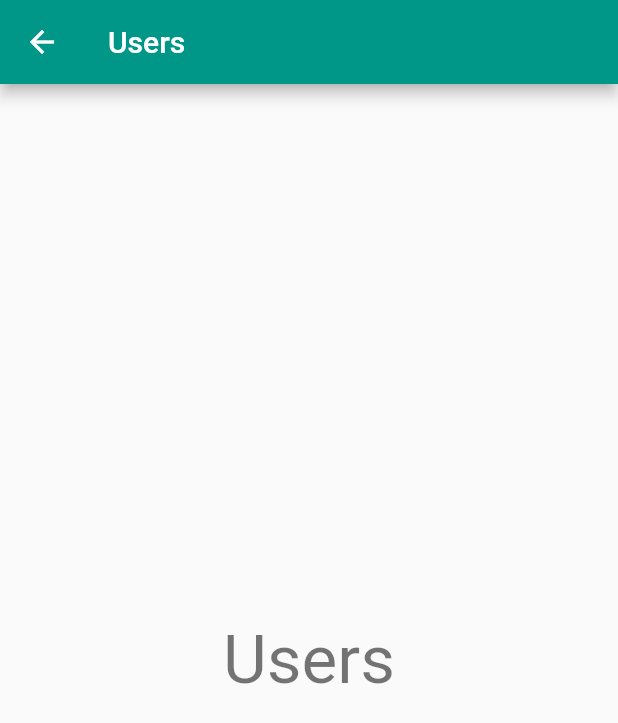
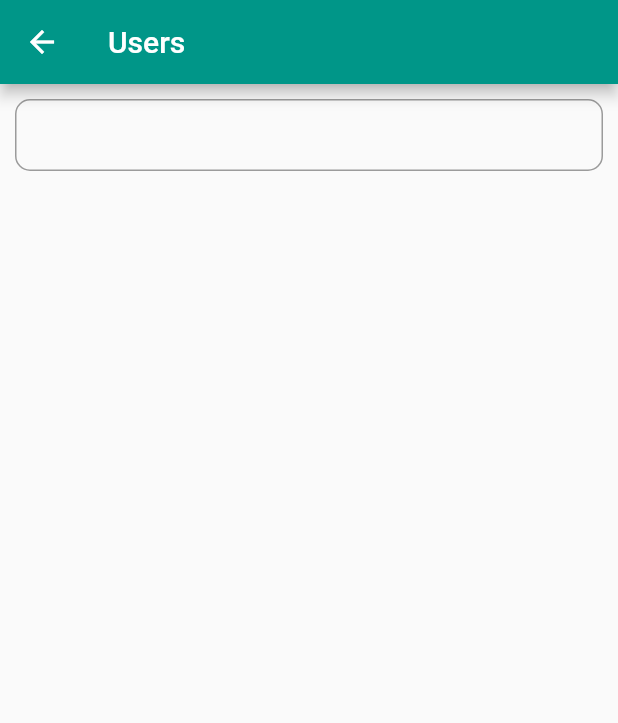
Before and after one commit to Medkaffouh/git_hub_mobile_app, a Flutter app: the screen it shows after launch, on a phone screen of 412 x 824 dp. Shown: the top 723 px of the screen. Run offline on Flutter 3.47's test engine with Material 2 defaults, Android fonts, the phone set to English and light mode, and no system bars.

Commit message:
input content padding

```diff
--- a/lib/pages/users/users.page.dart
+++ b/lib/pages/users/users.page.dart
@@ -8,7 +8,24 @@ class UsersPage extends StatelessWidget {
     return Scaffold(
       appBar: AppBar(title: const Text('Users'),),
       body: Center(
-        child: Text('Users', style: Theme.of(context).textTheme.headline3,),
+        child: Column(
+          children: [
+            Container(
+              padding: EdgeInsets.all(10),
+                child: TextFormField(
+                  decoration: InputDecoration(
+                    contentPadding: EdgeInsets.all(10),
+                    border: OutlineInputBorder(
+                      borderRadius: BorderRadius.circular(10),
+                      borderSide: BorderSide(
+                        width: 1, color: Colors.teal,
+                      )
+                    )
+                  ),
+                )
+            )
+          ],
+        ),
       ),
     );
   }
```
